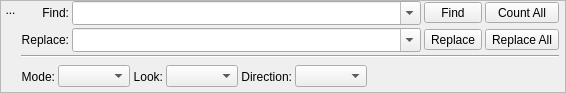
Sigil-Ebook/Sigil, file src/Sigil/Form_Files/FindReplace.ui: the form before one commit.
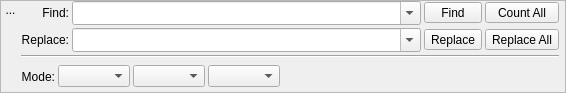
The form after the commit. Icons and pictures are not drawn.

Commit message: Streamline F&R widget.

Diff of the .ui file:
```diff
--- a/src/Sigil/Form_Files/FindReplace.ui
+++ b/src/Sigil/Form_Files/FindReplace.ui
@@ -245,29 +245,9 @@
           <item>
            <widget class="QComboBox" name="cbSearchMode"/>
           </item>
-          <item>
-           <widget class="QLabel" name="lookl">
-            <property name="text">
-             <string>Look:</string>
-            </property>
-            <property name="alignment">
-             <set>Qt::AlignRight|Qt::AlignTrailing|Qt::AlignVCenter</set>
-            </property>
-           </widget>
-          </item>
           <item>
            <widget class="QComboBox" name="cbLookWhere"/>
           </item>
-          <item>
-           <widget class="QLabel" name="directionl">
-            <property name="text">
-             <string>Direction:</string>
-            </property>
-            <property name="alignment">
-             <set>Qt::AlignRight|Qt::AlignTrailing|Qt::AlignVCenter</set>
-            </property>
-           </widget>
-          </item>
           <item>
            <widget class="QComboBox" name="cbSearchDirection"/>
           </item>
```
The commit also changes 1 other file.
